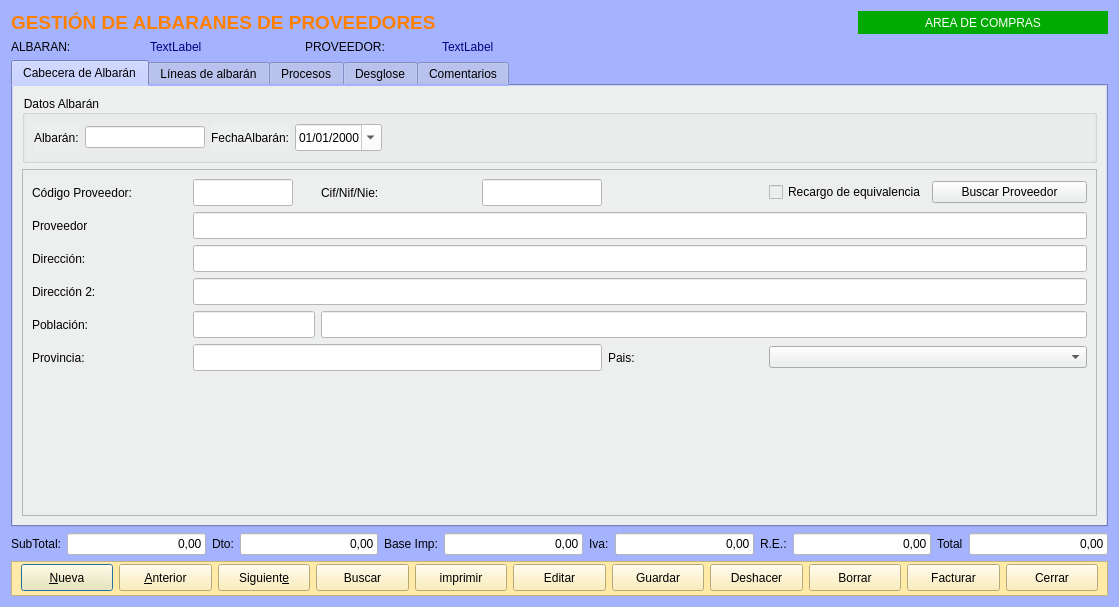
This is Zona_Compras/frmalbaranproveedor.ui in arcnexus/RedFoX as Qt 5 draws it before an edit. The edited form follows.
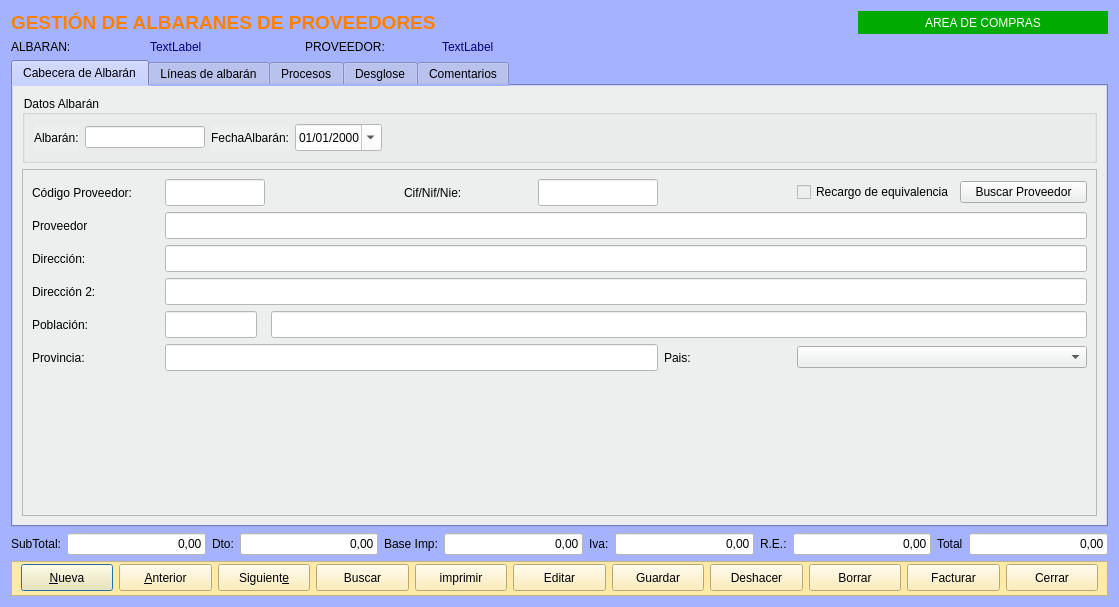
This is the edited form. The open tabs and pages were chosen to show the change. Icons and pictures are not drawn.

Commit message: Marco: mirate porque 'peta' al añadir factura de proveedor en frmfacturasproveedor.cpp (da el error más allá del moc, en el codigo objeto y no se como seguirlo)

The edit to the form file:
```diff
--- a/Zona_Compras/frmalbaranproveedor.ui
+++ b/Zona_Compras/frmalbaranproveedor.ui
@@ -559,7 +559,7 @@
    <item row="2" column="0" colspan="6">
     <widget class="QTabWidget" name="tabWidget_2">
      <property name="currentIndex">
-      <number>2</number>
+      <number>0</number>
      </property>
      <widget class="QWidget" name="tab_5">
       <property name="styleSheet">
@@ -646,6 +646,16 @@
           <enum>QFrame::Raised</enum>
          </property>
          <layout class="QGridLayout" name="gridLayout">
+          <property name="rightMargin">
+           <number>9</number>
+          </property>
+          <item row="5" column="0">
+           <widget class="QLabel" name="label_13">
+            <property name="text">
+             <string>Provincia:</string>
+            </property>
+           </widget>
+          </item>
           <item row="4" column="1">
            <widget class="QLineEdit" name="txtcCp">
             <property name="minimumSize">
@@ -656,7 +666,7 @@
             </property>
             <property name="maximumSize">
              <size>
-              <width>122</width>
+              <width>92</width>
               <height>16777215</height>
              </size>
             </property>
@@ -665,7 +675,7 @@
             </property>
            </widget>
           </item>
-          <item row="3" column="1" colspan="6">
+          <item row="3" column="1" colspan="7">
            <widget class="QLineEdit" name="txtcDireccion2">
             <property name="minimumSize">
              <size>
@@ -678,66 +688,6 @@
             </property>
            </widget>
           </item>
-          <item row="4" column="0">
-           <widget class="QLabel" name="label_7">
-            <property name="text">
-             <string>Población:</string>
-            </property>
-           </widget>
-          </item>
-          <item row="5" column="1" colspan="3">
-           <widget class="QLineEdit" name="txtcProvincia">
-            <property name="minimumSize">
-             <size>
-              <width>0</width>
-              <height>27</height>
-             </size>
-            </property>
-            <property name="maximumSize">
-             <size>
-              <width>16777215</width>
-              <height>16777215</height>
-             </size>
-            </property>
-            <property name="styleSheet">
-             <string notr="true">background-color: rgb(255, 255, 255);</string>
-            </property>
-           </widget>
-          </item>
-          <item row="1" column="1" colspan="6">
-           <widget class="QLineEdit" name="txtcProveedor">
-            <property name="minimumSize">
-             <size>
-              <width>0</width>
-              <height>27</height>
-             </size>
-            </property>
-            <property name="styleSheet">
-             <string notr="true">background-color: rgb(255, 255, 255);</string>
-            </property>
-           </widget>
-          </item>
-          <item row="0" column="6">
-           <widget class="QPushButton" name="botBuscarCliente">
-            <property name="text">
-             <string>Buscar Proveedor</string>
-            </property>
-            <property name="icon">
-             <iconset resource="../maya.qrc">
-              <normaloff>:/Icons/PNG/search.png</normaloff>:/Icons/PNG/search.png</iconset>
-            </property>
-           </widget>
-          </item>
-          <item row="5" column="5" colspan="2">
-           <widget class="QComboBox" name="cbo_pais"/>
-          </item>
-          <item row="1" column="0">
-           <widget class="QLabel" name="label_4">
-            <property name="text">
-             <string>Proveedor</string>
-            </property>
-           </widget>
-          </item>
           <item row="2" column="0">
            <widget class="QLabel" name="label_5">
             <property name="text">
@@ -745,41 +695,35 @@
             </property>
            </widget>
           </item>
-          <item row="0" column="2">
+          <item row="0" column="3">
            <widget class="QLabel" name="label_15">
             <property name="text">
              <string>Cif/Nif/Nie:</string>
             </property>
            </widget>
           </item>
-          <item row="0" column="1">
-           <widget class="QLineEdit" name="txtcCodigoProveedor">
+          <item row="0" column="6">
+           <widget class="QCheckBox" name="chklRecargoEq">
+            <property name="text">
+             <string>Recargo de equivalencia</string>
+            </property>
+           </widget>
+          </item>
+          <item row="2" column="1" colspan="7">
+           <widget class="QLineEdit" name="txtcDireccion">
             <property name="minimumSize">
              <size>
               <width>0</width>
               <height>27</height>
              </size>
             </property>
-            <property name="maximumSize">
-             <size>
-              <width>100</width>
-              <height>16777215</height>
-             </size>
-            </property>
             <property name="styleSheet">
              <string notr="true">background-color: rgb(255, 255, 255);</string>
             </property>
            </widget>
           </item>
-          <item row="0" column="0">
-           <widget class="QLabel" name="label_3">
-            <property name="text">
-             <string>Código Proveedor:</string>
-            </property>
-           </widget>
-          </item>
-          <item row="0" column="3">
-           <widget class="QLineEdit" name="txtcCif">
+          <item row="5" column="1" colspan="4">
+           <widget class="QLineEdit" name="txtcProvincia">
             <property name="minimumSize">
              <size>
               <width>0</width>
@@ -788,7 +732,7 @@
             </property>
             <property name="maximumSize">
              <size>
-              <width>120</width>
+              <width>16777215</width>
               <height>16777215</height>
              </size>
             </property>
@@ -810,6 +754,44 @@
             </property>
            </spacer>
           </item>
+          <item row="0" column="7">
+           <widget class="QPushButton" name="botBuscarCliente">
+            <property name="text">
+             <string>Buscar Proveedor</string>
+            </property>
+            <property name="icon">
+             <iconset resource="../maya.qrc">
+              <normaloff>:/Icons/PNG/search.png</normaloff>:/Icons/PNG/search.png</iconset>
+            </property>
+           </widget>
+          </item>
+          <item row="4" column="0">
+           <widget class="QLabel" name="label_7">
+            <property name="text">
+             <string>Población:</string>
+            </property>
+           </widget>
+          </item>
+          <item row="1" column="0">
+           <widget class="QLabel" name="label_4">
+            <property name="text">
+             <string>Proveedor</string>
+            </property>
+           </widget>
+          </item>
+          <item row="1" column="1" colspan="7">
+           <widget class="QLineEdit" name="txtcProveedor">
+            <property name="minimumSize">
+             <size>
+              <width>0</width>
+              <height>27</height>
+             </size>
+            </property>
+            <property name="styleSheet">
+             <string notr="true">background-color: rgb(255, 255, 255);</string>
+            </property>
+           </widget>
+          </item>
           <item row="3" column="0">
            <widget class="QLabel" name="label_6">
             <property name="text">
@@ -817,27 +799,62 @@
             </property>
            </widget>
           </item>
-          <item row="2" column="1" colspan="6">
-           <widget class="QLineEdit" name="txtcDireccion">
+          <item row="5" column="6" colspan="2">
+           <widget class="QComboBox" name="cbo_pais"/>
+          </item>
+          <item row="5" column="5">
+           <widget class="QLabel" name="label_14">
+            <property name="text">
+             <string>Pais:</string>
+            </property>
+           </widget>
+          </item>
+          <item row="0" column="0">
+           <widget class="QLabel" name="label_3">
+            <property name="text">
+             <string>Código Proveedor:</string>
+            </property>
+           </widget>
+          </item>
+          <item row="0" column="4">
+           <widget class="QLineEdit" name="txtcCif">
             <property name="minimumSize">
              <size>
               <width>0</width>
               <height>27</height>
              </size>
             </property>
+            <property name="maximumSize">
+             <size>
+              <width>120</width>
+              <height>16777215</height>
+             </size>
+            </property>
             <property name="styleSheet">
              <string notr="true">background-color: rgb(255, 255, 255);</string>
             </property>
            </widget>
           </item>
-          <item row="5" column="0">
-           <widget class="QLabel" name="label_13">
-            <property name="text">
-             <string>Provincia:</string>
+          <item row="0" column="1">
+           <widget class="QLineEdit" name="txtcCodigoProveedor">
+            <property name="minimumSize">
+             <size>
+              <width>0</width>
+              <height>27</height>
+             </size>
             </property>
+            <property name="maximumSize">
+             <size>
+              <width>100</width>
+              <height>16777215</height>
+             </size>
+            </property>
+            <property name="styleSheet">
+             <string notr="true">background-color: rgb(255, 255, 255);</string>
+            </property>
            </widget>
           </item>
-          <item row="4" column="2" colspan="5">
+          <item row="4" column="2" colspan="6">
            <widget class="QLineEdit" name="txtcPoblacion">
             <property name="sizePolicy">
              <sizepolicy hsizetype="Expanding" vsizetype="Fixed">
@@ -856,20 +873,6 @@
             </property>
            </widget>
           </item>
-          <item row="5" column="4">
-           <widget class="QLabel" name="label_14">
-            <property name="text">
-             <string>Pais:</string>
-            </property>
-           </widget>
-          </item>
-          <item row="0" column="5">
-           <widget class="QCheckBox" name="chklRecargoEq">
-            <property name="text">
-             <string>Recargo de equivalencia</string>
-            </property>
-           </widget>
-          </item>
          </layout>
         </widget>
        </item>
@@ -1126,12 +1129,15 @@
             <item>
              <widget class="QLabel" name="label_23">
               <property name="text">
-               <string>Entregado a Cuenta:</string>
+               <string>Entregado a Cuenta en ficha Proveedor:</string>
               </property>
              </widget>
             </item>
             <item>
              <widget class="QLineEdit" name="txtrACuenta">
+              <property name="enabled">
+               <bool>false</bool>
+              </property>
               <property name="minimumSize">
                <size>
                 <width>0</width>
@@ -1145,7 +1151,8 @@
                </size>
               </property>
               <property name="styleSheet">
-               <string notr="true">background-color: rgb(255, 255, 255);</string>
+               <string notr="true">background-color: rgb(255, 255, 255);
+color: rgb(0, 85, 0);</string>
               </property>
               <property name="text">
                <string>0,00</string>
@@ -1153,6 +1160,9 @@
               <property name="alignment">
                <set>Qt::AlignRight|Qt::AlignTrailing|Qt::AlignVCenter</set>
               </property>
+              <property name="readOnly">
+               <bool>true</bool>
+              </property>
              </widget>
             </item>
             <item>
@@ -1175,7 +1185,7 @@
            </layout>
           </item>
           <item row="1" column="0" colspan="2">
-           <widget class="QTableView" name="tableView">
+           <widget class="QTableView" name="tabla_entregas">
             <property name="styleSheet">
              <string notr="true">background-color: rgb(255, 255, 255);
 alternate-background-color: rgb(255, 255, 222);</string>
@@ -1487,7 +1497,7 @@
           </widget>
          </item>
          <item row="5" column="6">
-          <widget class="QLineEdit" name="txtrTotal_3">
+          <widget class="QLineEdit" name="txtrTotal_2">
            <property name="enabled">
             <bool>false</bool>
            </property>
```
Left out of the diff: 5 changed lines with no effect on the pictures. The commit also changes 13 other files.
